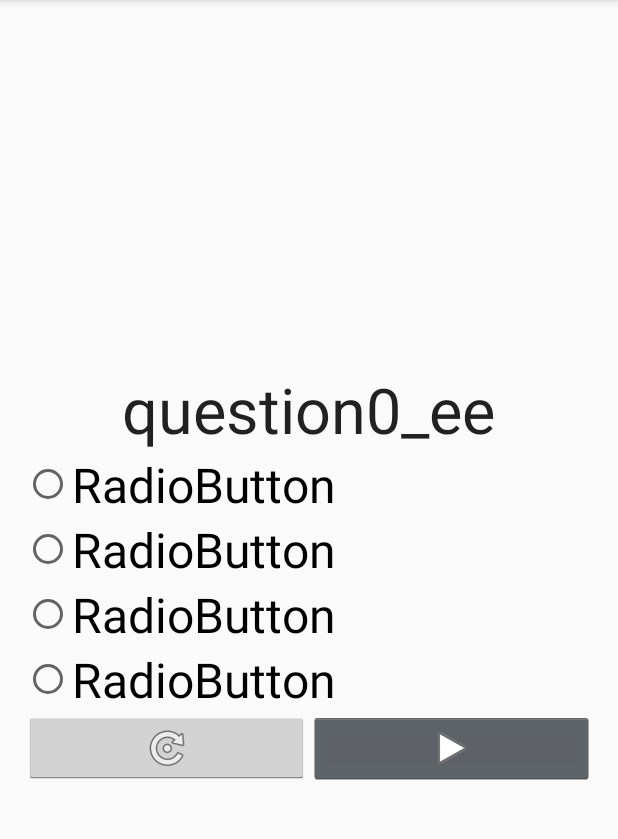
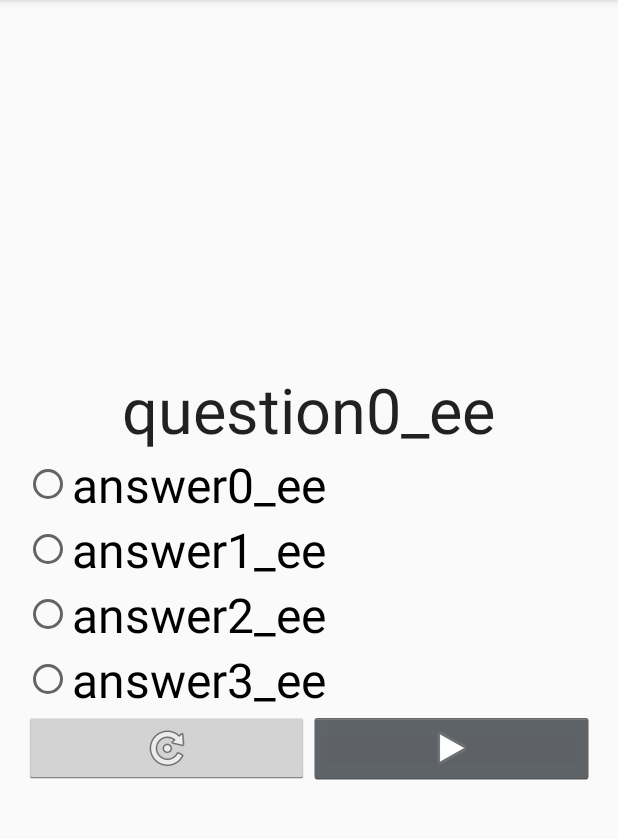
Before and after one commit to Teras23/ERM-Memory-Game, an Android app: the screen it shows after launch (QuestionActivity), after a tap on an icon or button, on a phone screen of 412 x 824 dp, the part 84-923 px from its top. Run offline under Robolectric (Android 15) with nearby library versions, the phone set to English and light mode, and no system bars.

Commit message:
Description and answers now from json

```diff
--- a/app/src/main/java/ee/erm/art/ermmemorygame/Question.java
+++ b/app/src/main/java/ee/erm/art/ermmemorygame/Question.java
@@ -53,6 +53,10 @@ public class Question implements Serializable {
         this.description = description;
     }
 
+    public String getAnswer(int index) {
+        return answers.get(index).getCurrentValue();
+    }
+
     @Override
     public String toString() {
         return "Question{" +
--- a/app/src/main/java/ee/erm/art/ermmemorygame/QuestionActivity.java
+++ b/app/src/main/java/ee/erm/art/ermmemorygame/QuestionActivity.java
@@ -3,8 +3,11 @@ package ee.erm.art.ermmemorygame;
 import android.content.Intent;
 import android.os.Bundle;
 import android.support.v7.app.AppCompatActivity;
+import android.util.Log;
 import android.view.View;
 import android.widget.ImageButton;
+import android.widget.RadioButton;
+import android.widget.RadioGroup;
 import android.widget.TextView;
 
 import java.io.Serializable;
@@ -18,6 +21,7 @@ public class QuestionActivity extends AppCompatActivity implements View.OnClickL
 
     private List<Question> questionList;
     private Integer questionIndex;
+    private RadioGroup radioGroup;
 
     @Override
     protected void onCreate(Bundle savedInstanceState) {
@@ -26,11 +30,25 @@ public class QuestionActivity extends AppCompatActivity implements View.OnClickL
 
         questionList = (List<Question>)getIntent().getSerializableExtra("question");
         questionIndex = getIntent().getIntExtra("questionIndex", 0);
+        Question question = questionList.get(questionIndex);
+
         TextView textView = findViewById(R.id.questionText);
-        textView.setText(questionList.get(questionIndex).getQuestionText());
+        textView.setText(question.getQuestionText());
+
+        RadioButton answer0 = findViewById(R.id.questionAnswer0);
+        RadioButton answer1 = findViewById(R.id.questionAnswer1);
+        RadioButton answer2 = findViewById(R.id.questionAnswer2);
+        RadioButton answer3 = findViewById(R.id.questionAnswer3);
+
+        answer0.setText(question.getAnswer(0));
+        answer1.setText(question.getAnswer(1));
+        answer2.setText(question.getAnswer(2));
+        answer3.setText(question.getAnswer(3));
 
         ImageButton nextButton = findViewById(R.id.questionForward);
         ImageButton homeButton = findViewById(R.id.reset);
+
+        radioGroup = findViewById(R.id.questionAnswerGroup);
 
         nextButton.setOnClickListener(this);
         homeButton.setOnClickListener(this);
@@ -39,11 +57,32 @@ public class QuestionActivity extends AppCompatActivity implements View.OnClickL
     @Override
     public void onClick(View view) {
         if(view.getId() == R.id.questionForward) {
-            Intent intent = new Intent(QuestionActivity.this, QuestionDescriptionActivity.class);
-            intent.putExtra("question", (Serializable) questionList);
-            intent.putExtra("questionIndex", questionIndex);
-            finish();
-            startActivity(intent);
+            if(radioGroup.getCheckedRadioButtonId() != -1) {
+                int selectedValue = 0;
+
+                switch (radioGroup.getCheckedRadioButtonId()) {
+                    case R.id.questionAnswer0:
+                        selectedValue = 0;
+                        break;
+                    case R.id.questionAnswer1:
+                        selectedValue = 1;
+                        break;
+                    case R.id.questionAnswer2:
+                        selectedValue = 2;
+                        break;
+                    case R.id.questionAnswer3:
+                        selectedValue = 3;
+                        break;
+                }
+
+                Intent intent = new Intent(QuestionActivity.this, QuestionDescriptionActivity.class);
+                intent.putExtra("question", (Serializable) questionList);
+                intent.putExtra("questionIndex", questionIndex);
+                intent.putExtra("answeredQuestion", selectedValue);
+                Log.i("ERM", "" + selectedValue);
+                finish();
+                startActivity(intent);
+            }
         }
         else if(view.getId() == R.id.reset) {
             finish();
--- a/app/src/main/java/ee/erm/art/ermmemorygame/QuestionDescriptionActivity.java
+++ b/app/src/main/java/ee/erm/art/ermmemorygame/QuestionDescriptionActivity.java
@@ -5,6 +5,7 @@ import android.os.Bundle;
 import android.support.v7.app.AppCompatActivity;
 import android.view.View;
 import android.widget.ImageButton;
+import android.widget.TextView;
 
 import java.io.Serializable;
 import java.util.List;
@@ -25,6 +26,10 @@ public class QuestionDescriptionActivity extends AppCompatActivity implements Vi
 
         questionList = (List<Question>)getIntent().getSerializableExtra("question");
         questionIndex = getIntent().getIntExtra("questionIndex", 0);
+        Question question = questionList.get(questionIndex);
+
+        TextView questionDescription = findViewById(R.id.questionDescription);
+        questionDescription.setText(question.getDescription());
 
         ImageButton nextButton = findViewById(R.id.questionForward);
 
--- a/app/src/main/res/layout/question.xml
+++ b/app/src/main/res/layout/question.xml
@@ -17,6 +17,7 @@
         android:textSize="42sp" />
 
     <RadioGroup xmlns:android="http://schemas.android.com/apk/res/android"
+        android:id="@+id/questionAnswerGroup"
         android:layout_width="fill_parent"
         android:layout_height="222dp"
         android:orientation="vertical">
--- a/app/src/main/res/layout/question_desc.xml
+++ b/app/src/main/res/layout/question_desc.xml
@@ -15,7 +15,7 @@
         app:srcCompat="@color/colorAccent" />
 
     <TextView
-        android:id="@+id/textView"
+        android:id="@+id/questionDescription"
         android:layout_width="match_parent"
         android:layout_height="258dp"
         android:text="20.-22. juunini 1992. aastal vahetati Eesti Vabariigis kasutusel olnud rublad eesti kroonide vastu. Rahareformi Komitee moodustati juba 27.03.1991. aastal, esimeheks Edgar Savisaar. Ühe inimese kohta oli võimalik vahetada 1500 rubla"
```
